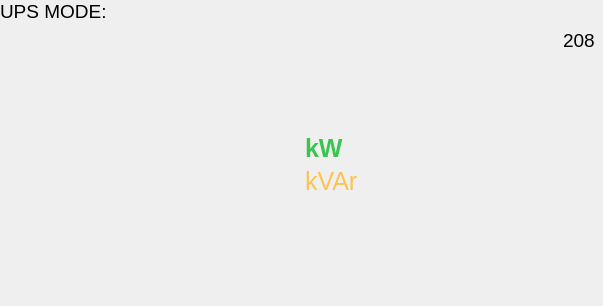
This is test2.ui in epcpower/st as Qt 5 draws it before an edit. The edited form follows.
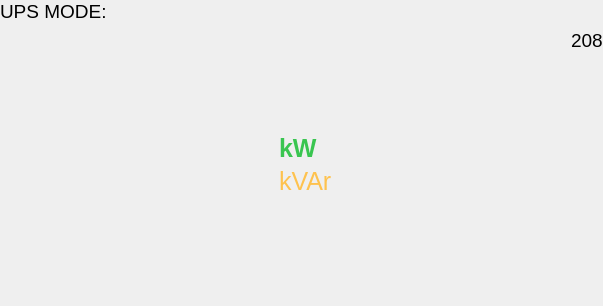
This is the edited form. Custom widgets are drawn as their Qt base class.

Commit message:
Simplify and improve layout of ring power screen
Fixes T373

```diff
--- a/test2.ui
+++ b/test2.ui
@@ -36,11 +36,11 @@
     <number>0</number>
    </property>
    <item>
-    <layout class="QGridLayout" name="gridLayout" columnstretch="0,0,0" columnminimumwidth="120,240,120">
+    <layout class="QGridLayout" name="gridLayout" columnstretch="0,0,0">
      <property name="spacing">
       <number>0</number>
      </property>
-     <item row="1" column="1">
+     <item row="2" column="1">
       <widget class="RingBar" name="ringbar">
        <property name="sizePolicy">
         <sizepolicy hsizetype="Preferred" vsizetype="Preferred">
@@ -67,7 +67,7 @@
         <double>5.000000000000000</double>
        </property>
        <property name="value" stdset="0">
-        <double>75000.000000000000000</double>
+        <double>0.000000000000000</double>
        </property>
        <property name="minimum_angle" stdset="0">
         <double>90.000000000000000</double>
@@ -110,7 +110,7 @@
            </color>
           </property>
           <property name="value" stdset="0">
-           <double>15000.000000000000000</double>
+           <double>0.000000000000000</double>
           </property>
           <property name="minimum_angle" stdset="0">
            <double>90.000000000000000</double>
@@ -394,7 +394,7 @@
        </item>
       </layout>
      </item>
-     <item row="0" column="2" rowspan="2">
+     <item row="0" column="2" rowspan="3">
       <layout class="QGridLayout" name="gridLayout_5">
        <item row="1" column="1">
         <widget class="LineBar" name="linebar_5">
@@ -426,7 +426,7 @@
           <double>12.000000000000000</double>
          </property>
          <property name="value" stdset="0">
-          <double>217.000000000000000</double>
+          <double>0.000000000000000</double>
          </property>
          <property name="maximum" stdset="0">
           <double>228.000000000000000</double>
@@ -527,6 +527,38 @@
        </item>
       </layout>
      </item>
+     <item row="1" column="0">
+      <spacer name="verticalSpacer_9">
+       <property name="orientation">
+        <enum>Qt::Vertical</enum>
+       </property>
+       <property name="sizeType">
+        <enum>QSizePolicy::Fixed</enum>
+       </property>
+       <property name="sizeHint" stdset="0">
+        <size>
+         <width>0</width>
+         <height>4</height>
+        </size>
+       </property>
+      </spacer>
+     </item>
+     <item row="3" column="0">
+      <spacer name="verticalSpacer_4">
+       <property name="orientation">
+        <enum>Qt::Vertical</enum>
+       </property>
+       <property name="sizeType">
+        <enum>QSizePolicy::Fixed</enum>
+       </property>
+       <property name="sizeHint" stdset="0">
+        <size>
+         <width>0</width>
+         <height>4</height>
+        </size>
+       </property>
+      </spacer>
+     </item>
     </layout>
    </item>
   </layout>
```
Left out of the diff: 100 changed lines with no effect on the pictures.
